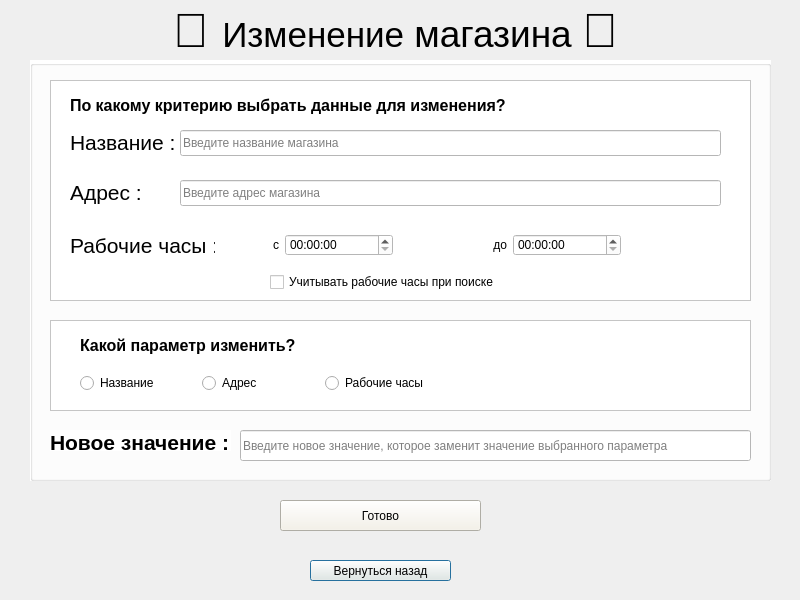
First picture: the form in update_shop.ui, repository mamam111a/2-year_coursework_client, before the edit.
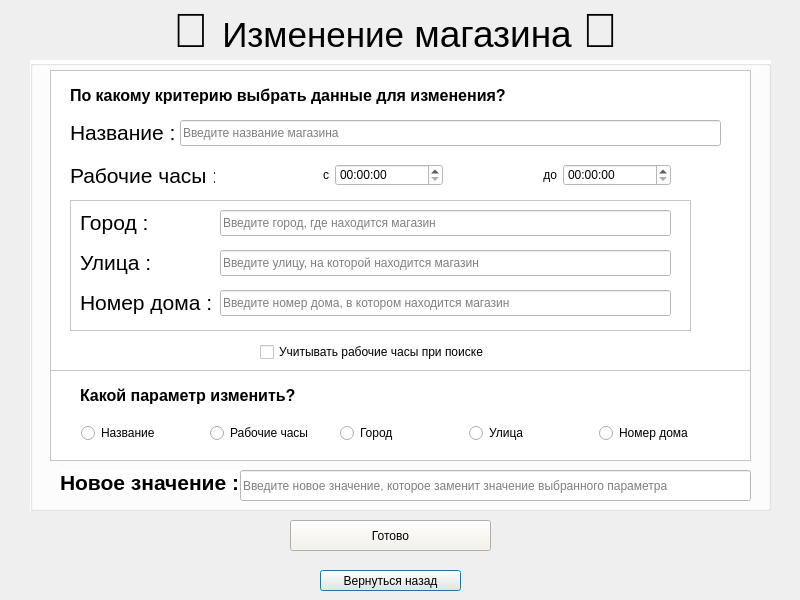
Second picture: the form after the edit.

Diff of the .ui file:
```diff
--- a/update_shop.ui
+++ b/update_shop.ui
@@ -19,7 +19,7 @@
      <x>30</x>
      <y>60</y>
      <width>741</width>
-     <height>421</height>
+     <height>451</height>
     </rect>
    </property>
    <property name="styleSheet">
@@ -28,39 +28,13 @@
    <property name="title">
     <string/>
    </property>
-   <widget class="QLineEdit" name="newVal">
-    <property name="geometry">
-     <rect>
-      <x>210</x>
-      <y>370</y>
-      <width>511</width>
-      <height>31</height>
-     </rect>
-    </property>
-    <property name="placeholderText">
-     <string>Введите новое значение, которое заменит значение выбранного параметра</string>
-    </property>
-   </widget>
-   <widget class="QLabel" name="label_9">
-    <property name="geometry">
-     <rect>
-      <x>20</x>
-      <y>370</y>
-      <width>181</width>
-      <height>21</height>
-     </rect>
-    </property>
-    <property name="text">
-     <string>&lt;html&gt;&lt;head/&gt;&lt;body&gt;&lt;p&gt;&lt;span style=&quot; font-size:16pt; font-weight:700;&quot;&gt;Новое значение :&lt;/span&gt;&lt;/p&gt;&lt;/body&gt;&lt;/html&gt;</string>
-    </property>
-   </widget>
    <widget class="QFrame" name="frame">
     <property name="geometry">
      <rect>
       <x>20</x>
-      <y>20</y>
+      <y>10</y>
       <width>701</width>
-      <height>221</height>
+      <height>301</height>
      </rect>
     </property>
     <property name="frameShape">
@@ -108,24 +82,11 @@
       <string>&lt;html&gt;&lt;head/&gt;&lt;body&gt;&lt;p&gt;&lt;span style=&quot; font-size:16pt;&quot;&gt;Название :&lt;/span&gt;&lt;/p&gt;&lt;/body&gt;&lt;/html&gt;</string>
      </property>
     </widget>
-    <widget class="QLabel" name="dfggfd_2">
-     <property name="geometry">
-      <rect>
-       <x>20</x>
-       <y>100</y>
-       <width>81</width>
-       <height>26</height>
-      </rect>
-     </property>
-     <property name="text">
-      <string>&lt;html&gt;&lt;head/&gt;&lt;body&gt;&lt;p&gt;&lt;span style=&quot; font-size:16pt;&quot;&gt;Адрес :&lt;/span&gt;&lt;/p&gt;&lt;/body&gt;&lt;/html&gt;</string>
-     </property>
-    </widget>
     <widget class="QWidget" name="layoutWidget">
      <property name="geometry">
       <rect>
-       <x>120</x>
-       <y>150</y>
+       <x>170</x>
+       <y>90</y>
        <width>451</width>
        <height>31</height>
       </rect>
@@ -168,7 +129,7 @@
      <property name="geometry">
       <rect>
        <x>20</x>
-       <y>150</y>
+       <y>90</y>
        <width>145</width>
        <height>31</height>
       </rect>
@@ -177,24 +138,11 @@
       <string>&lt;html&gt;&lt;head/&gt;&lt;body&gt;&lt;p&gt;&lt;span style=&quot; font-size:16pt;&quot;&gt;Рабочие часы :&lt;/span&gt;&lt;/p&gt;&lt;/body&gt;&lt;/html&gt;</string>
      </property>
     </widget>
-    <widget class="QLineEdit" name="address_2">
-     <property name="geometry">
-      <rect>
-       <x>130</x>
-       <y>100</y>
-       <width>541</width>
-       <height>26</height>
-      </rect>
-     </property>
-     <property name="placeholderText">
-      <string>Введите адрес магазина</string>
-     </property>
-    </widget>
     <widget class="QCheckBox" name="checkBox">
      <property name="geometry">
       <rect>
-       <x>220</x>
-       <y>190</y>
+       <x>210</x>
+       <y>270</y>
        <width>341</width>
        <height>24</height>
       </rect>
@@ -203,12 +151,106 @@
       <string>Учитывать рабочие часы при поиске</string>
      </property>
     </widget>
+    <widget class="QFrame" name="frame_3">
+     <property name="geometry">
+      <rect>
+       <x>20</x>
+       <y>130</y>
+       <width>621</width>
+       <height>131</height>
+      </rect>
+     </property>
+     <property name="frameShape">
+      <enum>QFrame::StyledPanel</enum>
+     </property>
+     <property name="frameShadow">
+      <enum>QFrame::Raised</enum>
+     </property>
+     <widget class="QLabel" name="label_5">
+      <property name="geometry">
+       <rect>
+        <x>10</x>
+        <y>10</y>
+        <width>105</width>
+        <height>26</height>
+       </rect>
+      </property>
+      <property name="text">
+       <string>&lt;html&gt;&lt;head/&gt;&lt;body&gt;&lt;p&gt;&lt;span style=&quot; font-size:16pt;&quot;&gt;Город :&lt;/span&gt;&lt;/p&gt;&lt;/body&gt;&lt;/html&gt;</string>
+      </property>
+     </widget>
+     <widget class="QLineEdit" name="city">
+      <property name="geometry">
+       <rect>
+        <x>150</x>
+        <y>10</y>
+        <width>451</width>
+        <height>26</height>
+       </rect>
+      </property>
+      <property name="placeholderText">
+       <string>Введите город, где находится магазин</string>
+      </property>
+     </widget>
+     <widget class="QLineEdit" name="street">
+      <property name="geometry">
+       <rect>
+        <x>150</x>
+        <y>50</y>
+        <width>451</width>
+        <height>26</height>
+       </rect>
+      </property>
+      <property name="placeholderText">
+       <string>Введите улицу, на которой находится магазин</string>
+      </property>
+     </widget>
+     <widget class="QLineEdit" name="numberHouse">
+      <property name="geometry">
+       <rect>
+        <x>150</x>
+        <y>90</y>
+        <width>451</width>
+        <height>26</height>
+       </rect>
+      </property>
+      <property name="placeholderText">
+       <string>Введите номер дома, в котором находится магазин</string>
+      </property>
+     </widget>
+     <widget class="QLabel" name="label_12">
+      <property name="geometry">
+       <rect>
+        <x>10</x>
+        <y>50</y>
+        <width>105</width>
+        <height>26</height>
+       </rect>
+      </property>
+      <property name="text">
+       <string>&lt;html&gt;&lt;head/&gt;&lt;body&gt;&lt;p&gt;&lt;span style=&quot; font-size:16pt;&quot;&gt;Улица :&lt;/span&gt;&lt;/p&gt;&lt;/body&gt;&lt;/html&gt;</string>
+      </property>
+     </widget>
+     <widget class="QLabel" name="label_13">
+      <property name="geometry">
+       <rect>
+        <x>10</x>
+        <y>90</y>
+        <width>131</width>
+        <height>26</height>
+       </rect>
+      </property>
+      <property name="text">
+       <string>&lt;html&gt;&lt;head/&gt;&lt;body&gt;&lt;p&gt;&lt;span style=&quot; font-size:16pt;&quot;&gt;Номер дома :&lt;/span&gt;&lt;/p&gt;&lt;/body&gt;&lt;/html&gt;</string>
+      </property>
+     </widget>
+    </widget>
    </widget>
    <widget class="QFrame" name="frame_2">
     <property name="geometry">
      <rect>
       <x>20</x>
-      <y>260</y>
+      <y>310</y>
       <width>701</width>
       <height>91</height>
      </rect>
@@ -232,12 +274,12 @@
       <string>&lt;html&gt;&lt;head/&gt;&lt;body&gt;&lt;p&gt;&lt;span style=&quot; font-size:12pt; font-weight:700;&quot;&gt;Какой параметр изменить?&lt;/span&gt;&lt;/p&gt;&lt;/body&gt;&lt;/html&gt;</string>
      </property>
     </widget>
-    <widget class="QWidget" name="layoutWidget">
+    <widget class="QWidget" name="">
      <property name="geometry">
       <rect>
-       <x>30</x>
+       <x>31</x>
        <y>50</y>
-       <width>361</width>
+       <width>641</width>
        <height>26</height>
       </rect>
      </property>
@@ -250,32 +292,68 @@
        </widget>
       </item>
       <item>
-       <widget class="QRadioButton" name="radioButton_16">
-        <property name="text">
-         <string>Адрес</string>
-        </property>
-       </widget>
-      </item>
-      <item>
-       <widget class="QRadioButton" name="radioButton_18">
+       <widget class="QRadioButton" name="radioButton_working">
         <property name="text">
          <string>Рабочие часы</string>
         </property>
        </widget>
       </item>
+      <item>
+       <widget class="QRadioButton" name="radioButton_city">
+        <property name="text">
+         <string>Город</string>
+        </property>
+       </widget>
+      </item>
+      <item>
+       <widget class="QRadioButton" name="radioButton_street">
+        <property name="text">
+         <string>Улица</string>
+        </property>
+       </widget>
+      </item>
+      <item>
+       <widget class="QRadioButton" name="radioButton_numberHouse">
+        <property name="text">
+         <string>Номер дома</string>
+        </property>
+       </widget>
+      </item>
      </layout>
     </widget>
    </widget>
-   <zorder>frame_2</zorder>
-   <zorder>frame</zorder>
-   <zorder>newVal</zorder>
-   <zorder>label_9</zorder>
+   <widget class="QLabel" name="label_9">
+    <property name="geometry">
+     <rect>
+      <x>30</x>
+      <y>410</y>
+      <width>181</width>
+      <height>21</height>
+     </rect>
+    </property>
+    <property name="text">
+     <string>&lt;html&gt;&lt;head/&gt;&lt;body&gt;&lt;p&gt;&lt;span style=&quot; font-size:16pt; font-weight:700;&quot;&gt;Новое значение :&lt;/span&gt;&lt;/p&gt;&lt;/body&gt;&lt;/html&gt;</string>
+    </property>
+   </widget>
+   <widget class="QLineEdit" name="newVal">
+    <property name="geometry">
+     <rect>
+      <x>210</x>
+      <y>410</y>
+      <width>511</width>
+      <height>31</height>
+     </rect>
+    </property>
+    <property name="placeholderText">
+     <string>Введите новое значение, которое заменит значение выбранного параметра</string>
+    </property>
+   </widget>
   </widget>
   <widget class="QPushButton" name="pushButton">
    <property name="geometry">
     <rect>
-     <x>310</x>
-     <y>560</y>
+     <x>320</x>
+     <y>570</y>
      <width>141</width>
      <height>21</height>
     </rect>
@@ -293,8 +371,8 @@
   <widget class="QPushButton" name="pushButton_2">
    <property name="geometry">
     <rect>
-     <x>280</x>
-     <y>500</y>
+     <x>290</x>
+     <y>520</y>
      <width>201</width>
      <height>31</height>
     </rect>
```
Left out of the diff: 2 changed lines with no effect on the pictures.
